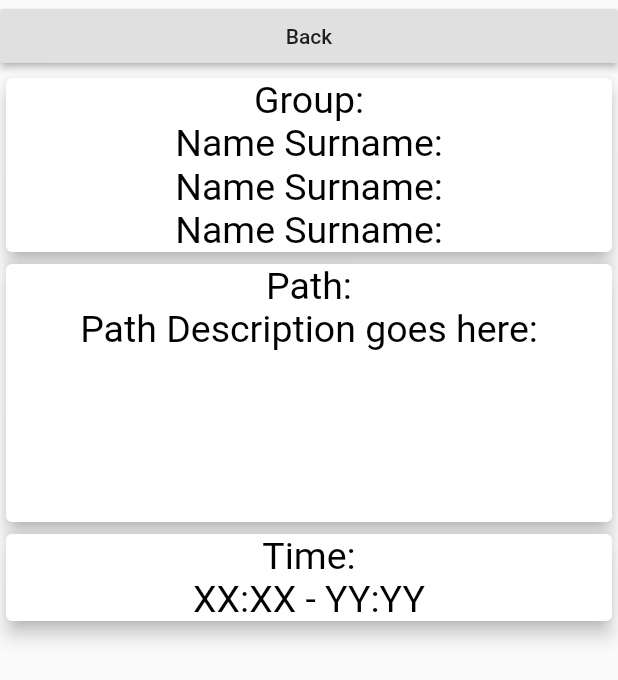
After one commit to cos301-2019-se/ERP-Ranger-Mobile-Application, a Flutter app: the indivSScreen screen opened directly, on a phone screen of 412 x 824 dp. The commit adds this screen. Shown: the top 680 px of the screen. Run offline on Flutter 3.47's test engine with Material 2 defaults, Android fonts, the phone set to English and light mode, and no system bars.

Commit message:
Shifts screen, different screens for individual users and all shifts for different days

```diff
--- a/erp_ranger_app/lib/base.dart
+++ b/erp_ranger_app/lib/base.dart
@@ -1,4 +1,5 @@
 import 'package:erp_ranger_app/screens/home.dart';
+import 'package:erp_ranger_app/screens/shifts.dart';
 import 'package:flutter/material.dart';
 
 
@@ -12,6 +13,7 @@ class BaseScreen extends StatefulWidget {
 
   final drawerItems = [
     new DrawerItem("Home", Icons.home),
+    new DrawerItem("Shifts", Icons.timer),
     //new DrawerItem("Screen Items", Icons.mail),
   ];
 
@@ -32,8 +34,9 @@ class BaseScreenState extends State<BaseScreen> {
     switch (pos) {
       case 0:
         return new HomeScreen();
-      //case 1:
+      case 1:
         //return new Screen();...
+        return new ShiftsScreen();
       default:
         return new Text("Error");
     }
--- /dev/null
+++ b/erp_ranger_app/lib/screens/ShiftsScreens/indivShift.dart
@@ -0,0 +1,73 @@
+import 'package:flutter/material.dart';
+
+class indivSScreen extends StatefulWidget {
+  @override
+  State<StatefulWidget> createState()  => new indivSState();
+
+
+
+}
+
+class indivSState extends State<indivSScreen>{
+  void goBack() async{
+    Navigator.pop(context);
+
+  }
+
+
+  @override
+  Widget build(BuildContext context) {
+    // TODO: implement build
+    return Scaffold(
+        body: ListView(
+            children : <Widget>[
+              Container(
+                  child: RaisedButton(onPressed: goBack,
+                    child: Text("Back"),)
+              ),
+              SizedBox(
+                  width: MediaQuery.of(context).size.width,
+                  child: Card(
+                      elevation: 5,
+                      child : Column(
+                          children : <Widget>[
+                            Text("Group:", style: TextStyle(fontSize: 25,color: Colors.black,),),
+                            Text("Name Surname:", style: TextStyle(fontSize: 25,color: Colors.black)),
+                            Text("Name Surname:", style: TextStyle(fontSize: 25,color: Colors.black)),
+                            Text("Name Surname:", style: TextStyle(fontSize: 25,color: Colors.black)),
+
+
+                          ]
+                      ))),
+              SizedBox(
+                  width: MediaQuery.of(context).size.width,
+                  height: 180.0,
+                  child: Card(
+                      elevation: 5,
+                      child : Column(
+                          children : <Widget>[
+                            Text("Path:", style: TextStyle(fontSize: 25,color: Colors.black,),),
+                            Center(child : Text("Path Description goes here:", style: TextStyle(fontSize: 25,color: Colors.black))),
+
+
+
+                          ]
+                      ))),
+              SizedBox(
+                  width: MediaQuery.of(context).size.width,
+
+                  child: Card(
+                      elevation: 5,
+                      child : Column(
+                          children : <Widget>[
+                            Text("Time:", style: TextStyle(fontSize: 25,color: Colors.black,),),
+                            Text("XX:XX - YY:YY", style: TextStyle(fontSize: 25,color: Colors.black)),
+
+
+
+                          ]))),
+
+            ]));
+  }
+
+}
--- /dev/null
+++ b/erp_ranger_app/lib/screens/shifts.dart
@@ -0,0 +1,44 @@
+import 'package:flutter/material.dart';
+
+import './ShiftsScreens/allShifts.dart';
+import './ShiftsScreens/myShifts.dart';
+
+
+class ShiftsScreen extends StatefulWidget {
+
+  @override
+  State<StatefulWidget> createState() => ShiftsState();
+
+}
+///Shift screen. This screen is the tabs screen. Handles changes between user shifts and all shifts
+class ShiftsState extends State<ShiftsScreen> {
+
+  @override
+  Widget build(BuildContext context) {
+    // TODO: implement build
+    return MaterialApp(
+      home: DefaultTabController(
+          length: 2,
+
+          child: Scaffold(
+            appBar: TabBar(
+                  tabs: [
+                    Tab(text: 'My Shifts'),
+                    Tab(text: 'All Shifts')
+                  ]
+              ),
+
+            backgroundColor: Colors.blue,
+            body: TabBarView(
+                children: [
+                  MyShifts(),
+                  AllShifts()
+            ],
+            ),
+
+          ))
+
+    );
+  }
+
+}
--- a/erp_ranger_app/pubspec.yaml
+++ b/erp_ranger_app/pubspec.yaml
@@ -24,6 +24,7 @@ dependencies:
   firebase_auth: 0.8.2
   cloud_firestore: 0.9.13
   cloud_functions: 0.1.2
+  flutter_calendar: ^0.0.8
   #firebase_messaging: 4.0.0+4
   #geolocator: 4.0.1
 
```
Also changed, not shown: erp_ranger_app/lib/screens/ShiftsScreens/allShifts.dart (added, +155 -0 lines), erp_ranger_app/lib/screens/ShiftsScreens/dayShifts.dart (added, +106 -0 lines), erp_ranger_app/lib/screens/ShiftsScreens/myShifts.dart (added, +130 -0 lines), erp_ranger_app/pubspec.lock.
